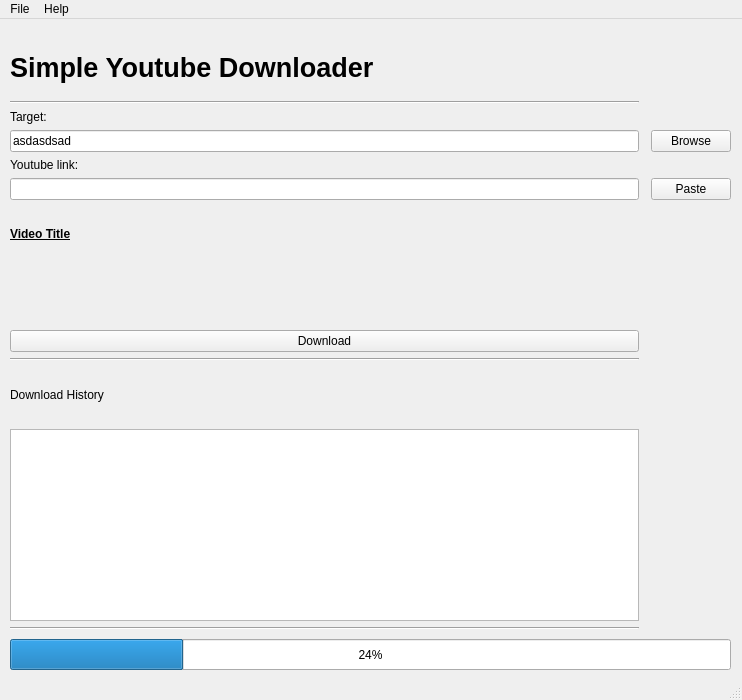
This is app.ui in MP1337/SimpleYoutubeDownloaderQT as Qt 5 draws it before an edit. The edited form follows.
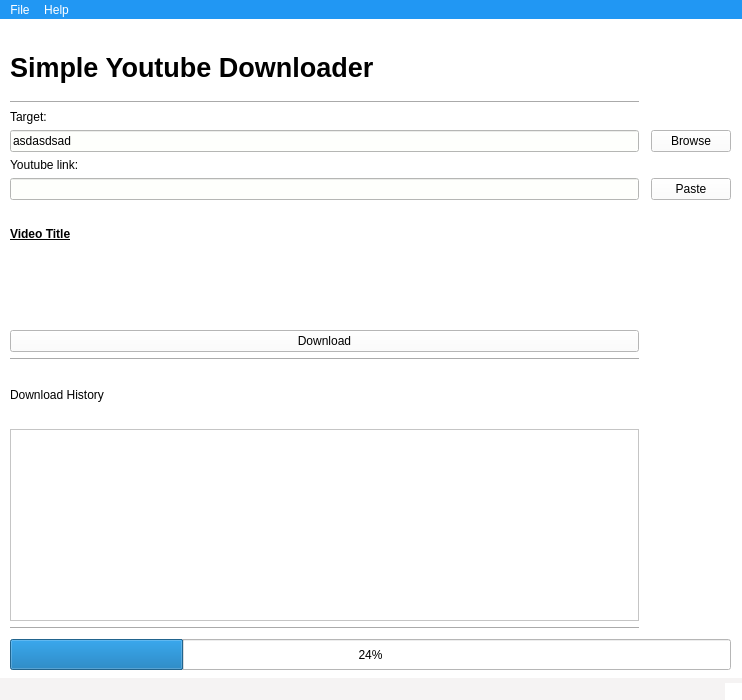
This is the edited form. Icons and pictures are not drawn.

```diff
--- a/app.ui
+++ b/app.ui
@@ -25,6 +25,444 @@
   <property name="windowTitle">
    <string>Simple Youtube Downloader</string>
   </property>
+  <property name="styleSheet">
+   <string notr="true">/*Copyright (c) DevSec Studio. All rights reserved.
+
+MIT License
+
+Permission is hereby granted, free of charge, to any person obtaining a copy
+of this software and associated documentation files (the &quot;Software&quot;), to deal
+in the Software without restriction, including without limitation the rights
+to use, copy, modify, merge, publish, distribute, sublicense, and/or sell
+copies of the Software, and to permit persons to whom the Software is
+furnished to do so, subject to the following conditions:
+
+The above copyright notice and this permission notice shall be included in all
+copies or substantial portions of the Software.
+
+THE SOFTWARE IS PROVIDED *AS IS*, WITHOUT WARRANTY OF ANY KIND, EXPRESS OR
+IMPLIED, INCLUDING BUT NOT LIMITED TO THE WARRANTIES OF MERCHANTABILITY,
+FITNESS FOR A PARTICULAR PURPOSE AND NONINFRINGEMENT. IN NO EVENT SHALL THE
+AUTHORS OR COPYRIGHT HOLDERS BE LIABLE FOR ANY CLAIM, DAMAGES OR OTHER
+LIABILITY, WHETHER IN AN ACTION OF CONTRACT, TORT OR OTHERWISE, ARISING FROM,
+OUT OF OR IN CONNECTION WITH THE SOFTWARE OR THE USE OR OTHER DEALINGS IN THE SOFTWARE.
+*/
+
+QWidget{
+	background-color: #FFFFFF;
+}
+
+/*-----QLabel-----*/
+QLabel
+{
+	background-color: transparent;
+	color: #000000;
+	border-color: #000000;
+
+}
+
+
+/*-----QMenuBar-----*/
+QMenuBar
+{
+	background-color: #2197f3;
+	color: #ffffff;
+	border-color: #000000;
+
+}
+
+
+QMenuBar::disabled
+{
+	background-color: #404040;
+	color: #656565;
+	border-color: #051a39;
+
+}
+
+
+QMenuBar::item
+{
+    background-color: transparent;
+
+}
+
+
+QMenuBar::item:selected
+{
+    background-color: #2197f3;
+	color: #FFFFFF;
+
+}
+
+
+QMenuBar::item:pressed
+{
+    background-color: #2197f3;
+    color: #FFFFFF;
+    border: 1px solid #000;
+    margin-bottom: -1px;
+    padding-bottom: 1px;
+
+}
+
+
+/*-----QMenu-----*/
+QMenu
+{
+    background-color: #dcdcdf;
+    border: 1px solid;
+    color: #000;
+
+}
+
+
+QMenu QWidget{
+	background-color: transparent;
+
+}
+
+
+QMenu::separator
+{
+    height: 1px;
+    background-color: #6d8eff;
+    color: #ffffff;
+    padding-left: 4px;
+    margin-left: 10px;
+    margin-right: 5px;
+
+}
+
+
+QMenu::item
+{
+    min-width : 150px;
+    padding: 3px 20px 3px 20px;
+
+}
+
+
+QMenu::item:selected
+{
+    background-color: #2197f3;
+    color: #FFFFFF;
+
+}
+
+
+QMenu::item:disabled
+{
+    color: #262626;
+
+}
+
+
+/*-----QToolBar-----*/
+QToolBar
+{
+	background-color: #217346;
+	color: #ffffff;
+	border-color: #000000;
+
+}
+
+
+/*-----QToolButton-----*/
+QToolButton
+{
+	background-color: #217346;
+	color: #ffffff;
+	border-color: #000000;
+
+}
+
+
+QToolButton::hover
+{
+	background-color: #f0f5f3;
+	color: #ffffff;
+	border: 1px solid #fff;
+
+}
+
+
+QToolButton::checked:hover
+{
+	background-color: #f0f5f3;
+	color: #ffffff;
+	border-color: #fff;
+
+}
+
+
+QToolButton::pressed
+{
+	background-color: #4070b3;
+	color: #ffffff;
+	border: 1px solid #fff;
+
+}
+
+
+QToolButton::checked
+{
+	background-color: #f0f5f3;
+	color: #ffffff;
+	border-color: #f0f5f3;
+	show-decoration-selected: 0;
+	outline: 0;
+
+}
+
+
+/*-----QToolTip-----*/
+QToolTip
+{
+    border: 1px solid black;
+    background-color: #217346;
+    border-radius: 0px;
+    color: #fff;
+}
+
+
+/*-----QLineEdit-----*/
+QLineEdit{
+	background-color: #fefffc;
+	color: #000;
+
+}
+
+
+/*-----QTextEdit-----*/
+QTableWidget{
+	background-color: #fff;
+	padding: 10px;
+	
+}
+
+
+/*-----QComboBox-----*/
+QComboBox
+{
+    background-color: #fefefe;
+    border: 1px solid #1e1e1e;
+    border-radius: 0px;
+    padding-left: 6px;
+    color: #000;
+    height: 20px;
+
+}
+
+
+QComboBox:on
+{
+	background-color: #fefefe;
+
+}
+
+
+QComboBox QAbstractItemView
+{
+    background-color: #dcdcdf;
+    color: #000;
+    border: 1px solid black;
+    selection-background-color: #217346;
+    selection-color: #dcdcdf;
+    outline: 0;
+
+}
+
+
+QComboBox::drop-down
+{
+    subcontrol-origin: padding;
+    subcontrol-position: top right;
+    width: 15px;
+    border-left-width: 0px;
+    border-left-color: darkgray;
+    border-left-style: solid; 
+    border-top-right-radius: 3px; 
+    border-bottom-right-radius: 3px;
+
+}
+
+
+QComboBox::down-arrow
+{
+	image: url(&quot;./ressources/down_arrow.png&quot;);
+	width:8px;
+	height:8px;
+
+}
+
+
+/*-----QSpinBox-----*/
+QSpinBox
+{
+    background-color: #fefefe;
+    border-width: 1px;
+    border-color: #1e1e1e;
+    border-style: solid;
+    color: #000;
+    padding: 2px;
+    selection-background-color: #4e4e8f;
+
+}
+
+
+QSpinBox::up-button, 
+QSpinBox::down-button
+{
+    background-color: #fefefe;
+
+}
+
+
+QSpinBox::up-button:hover, 
+QSpinBox::down-button:hover
+{
+    background-color: #fefefe;
+
+}
+
+
+QSpinBox::up-button:pressed, 
+QSpinBox::down-button:pressed
+{
+    background-color: #ebebeb;
+    border: 1px solid #ebebeb;
+
+}
+
+
+QSpinBox::down-arrow
+{
+    image: url(&quot;./ressources/down_arrow.png&quot;);
+    width: 7px;
+
+}
+
+
+QSpinBox::up-arrow
+{
+    image: url(&quot;./ressources/up_arrow.png&quot;);
+    width: 7px;
+
+}
+
+
+/*-----QSlider-----*/
+QSlider 
+{
+    background-color: transparent;
+    padding: 2px;
+
+}
+
+QSlider::groove:horizontal 
+{
+	subcontrol-origin: content;
+	background-color: transparent;
+	height: 15px;
+
+}
+
+QSlider::handle:horizontal 
+{
+    background-color: #217346;
+    width: 15px;
+    border-radius: 22px;
+
+}
+
+QSlider::sub-page:horizontal 
+{
+    background-color: #999;
+    margin: 5px;
+    border-radius: 5px;
+
+}
+
+QSlider::add-page:horizontal 
+{
+    background-color: #666;
+    margin: 5px;
+    border-radius: 5px;
+
+}
+
+
+/*-----QScrollBar-----*/
+QScrollBar:horizontal 
+{
+    background-color: #e8e5e9;
+	border: 1px solid darkgray;
+    height: 15px;
+
+}
+
+
+QScrollBar::handle:horizontal 
+{
+    border: 1px solid gray;
+	min-width: 100px;
+    background-color: #fffdff;
+
+}
+
+
+QScrollBar::add-line:horizontal, 
+QScrollBar::sub-line:horizontal,
+QScrollBar::add-page:horizontal, 
+QScrollBar::sub-page:horizontal 
+{
+    width: 0px;
+    background-color: transparent;
+
+}
+
+
+QScrollBar:vertical 
+{
+    background-color: #e8e5e9;
+	border: 1px solid darkgray;
+    width: 14px;
+
+}
+
+
+QScrollBar::handle:vertical 
+{
+    border: 1px solid gray;
+	min-height: 100px;
+    background-color: #fffdff;
+
+}
+
+
+QScrollBar::add-line:vertical, 
+QScrollBar::sub-line:vertical,
+QScrollBar::add-page:vertical, 
+QScrollBar::sub-page:vertical 
+{
+    height: 0px;
+    background-color: transparent;
+
+}
+
+
+/*-----QStatusBar-----*/
+QStatusBar
+{
+	background-color: #f5f3f3;
+	color: #000000;
+	border-color: #000000;
+
+}
+
+</string>
+  </property>
   <widget class="QWidget" name="centralwidget">
    <widget class="QWidget" name="gridLayoutWidget">
     <property name="geometry">
@@ -248,7 +686,7 @@
      <x>0</x>
      <y>0</y>
      <width>742</width>
-     <height>22</height>
+     <height>23</height>
     </rect>
    </property>
    <property name="sizePolicy">
```
Left out of the diff: 606 changed lines with no effect on the pictures.
